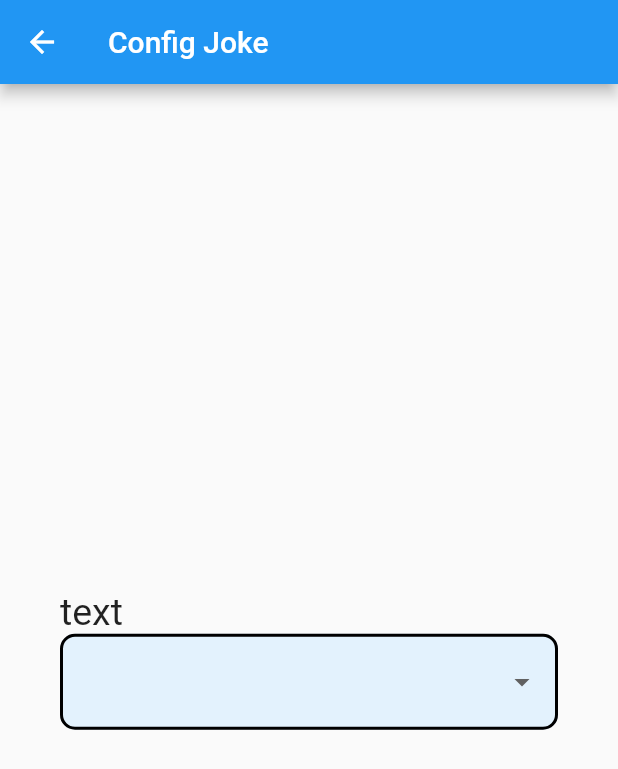
After one commit to DayaMano/demo_app, a Flutter app: the screen it shows after launch, item 2 of the bottom bar chosen, after a tap on "Configuer Joke", on a phone screen of 412 x 824 dp. The commit adds this screen. Shown: the top 769 px of the screen. Run offline on Flutter 3.47's test engine with Material 2 defaults, Android fonts, the phone set to English and light mode, and no system bars; network calls fail.

Commit message:
made page configJoke & route to it

```diff
--- a/lib/my_home_page.dart
+++ b/lib/my_home_page.dart
@@ -1,5 +1,5 @@
 import 'package:flutter/material.dart';
-import 'package:demo_app/screens/joke_screen.dart';
+import 'package:demo_app/screens/joke/joke_screen.dart';
 import 'package:demo_app/screens/login-page/login_page.dart';
 import 'package:demo_app/testing_text.dart';
 import 'package:demo_app/screens/weather_screen.dart';
@@ -14,7 +14,11 @@ class MyHomePage extends StatefulWidget {
 class _MyHomePageState extends State<MyHomePage> {
   int _selectedIndex = 0;
 
-  static const List<Widget> _screenList =  [WeatherScreen(), JokeScreen(), TestingText()] ;
+  static const List<Widget> _screenList = [
+    WeatherScreen(),
+    JokeScreen(),
+    TestingText()
+  ];
 
   _changeScreen(int index) {
     setState(() {
@@ -24,30 +28,27 @@ class _MyHomePageState extends State<MyHomePage> {
 
   @override
   Widget build(BuildContext context) {
-    return const LoginPage();
-    // return Scaffold(
-    //   primary: true,
-    //   appBar: AppBar(
-    //     title: const Text('Daya App Demo'),
-    //   ),
-    //   // body: ,
-    //   body: _screenList.elementAt(_selectedIndex),
-    //   bottomNavigationBar: BottomNavigationBar(
-    //     items: const [
-    //       BottomNavigationBarItem(
-    //         icon: Icon(Icons.sunny),
-    //         label: "Weather",
-    //         backgroundColor: Colors.red
-    //       ),
-    //       BottomNavigationBarItem(
-    //         icon: Icon(Icons.sentiment_satisfied_alt),
-    //         label: "Joke",
-    //         backgroundColor: Colors.red
-    //       ),
-    //     ],
-    //     currentIndex: _selectedIndex,
-    //     onTap: _changeScreen,
-    //   )
-    // );
+    // return const LoginPage();
+    return Scaffold(
+        primary: true,
+        appBar: AppBar(
+          title: const Text('Dayanidhi App Demo'),
+        ),
+        // body: ,
+        body: _screenList.elementAt(_selectedIndex),
+        bottomNavigationBar: BottomNavigationBar(
+          items: const [
+            BottomNavigationBarItem(
+                icon: Icon(Icons.sunny),
+                label: "Weather",
+                backgroundColor: Colors.red),
+            BottomNavigationBarItem(
+                icon: Icon(Icons.sentiment_satisfied_alt),
+                label: "Joke",
+                backgroundColor: Colors.red),
+          ],
+          currentIndex: _selectedIndex,
+          onTap: _changeScreen,
+        ));
   }
 }
--- /dev/null
+++ b/lib/screens/joke/config_joke.dart
@@ -0,0 +1,70 @@
+import 'package:demo_app/utility/title_text.dart';
+import 'package:flutter/material.dart';
+
+class ConfigJoke extends StatefulWidget {
+  const ConfigJoke({Key? key}) : super(key: key);
+
+  @override
+  State<ConfigJoke> createState() => _ConfigJokeState();
+}
+
+class _ConfigJokeState extends State<ConfigJoke> {
+  @override
+  Widget build(BuildContext context) {
+    String? selectedValue;
+    List<DropdownMenuItem<String>> menuItem = const [
+      DropdownMenuItem(
+        value: "India",
+        child: Text('INDIA'),
+      ),
+      DropdownMenuItem(
+        value: "China",
+        child: Text('CHINA'),
+      ),
+      DropdownMenuItem(
+        value: "Japanese",
+        child: Text('JAPANESE'),
+      )
+    ];
+
+    return Scaffold(
+      primary: true,
+      appBar: AppBar(
+        title: const Text('Config Joke'),
+      ),
+      body: Padding(
+        padding: const EdgeInsets.all(40),
+        child: Column(
+          mainAxisAlignment: MainAxisAlignment.center,
+          crossAxisAlignment: CrossAxisAlignment.start,
+          children: [
+            TitleText(text: 'text'),
+            DropdownButtonFormField(
+              decoration: InputDecoration(
+                enabledBorder: OutlineInputBorder(
+                  borderSide: BorderSide(
+                      color: Theme.of(context).primaryColor, width: 2),
+                  borderRadius: BorderRadius.circular(10),
+                ),
+                border: OutlineInputBorder(
+                  borderSide: BorderSide(
+                    color: Theme.of(context).primaryColor,
+                    width: 2,
+                  ),
+                  borderRadius: BorderRadius.circular(20),
+                ),
+                filled: true,
+                fillColor: Theme.of(context).secondaryHeaderColor,
+              ),
+              validator: (value) => value == null ? 'Select value' : null,
+              value: selectedValue,
+              onChanged: (String? newValue) =>
+                  setState(() => selectedValue = newValue!),
+              items: menuItem,
+            ),
+          ],
+        ),
+      ),
+    );
+  }
+}
--- a/lib/screens/joke_screen.dart
+++ b/lib/screens/joke/joke_screen.dart
@@ -1,6 +1,8 @@
 import 'package:flutter/material.dart';
 import 'dart:convert' as convert;
 import 'package:http/http.dart' as http;
+
+import 'config_joke.dart';
 
 class JokeScreen extends StatefulWidget {
   const JokeScreen({Key? key}) : super(key: key);
@@ -49,7 +51,14 @@ class _JokeScreenState extends State<JokeScreen> {
               ),
             ),
           ),
-          ElevatedButton(onPressed: _getJoke, child: const Text('Get Joke'))
+          ElevatedButton(onPressed: _getJoke, child: const Text('Get Joke')),
+          TextButton(
+            onPressed: () {
+              Navigator.push(context,
+                  MaterialPageRoute(builder: (context) => const ConfigJoke()));
+            },
+            child: const Text('Configuer Joke'),
+          )
         ],
       ),
     );
--- /dev/null
+++ b/lib/utility/title_text.dart
@@ -0,0 +1,14 @@
+import 'package:flutter/material.dart';
+
+class TitleText extends StatelessWidget {
+  TitleText({Key? key, required this.text}) : super(key: key);
+  String text;
+
+  @override
+  Widget build(BuildContext context) {
+    return Text(
+      text,
+      style: const TextStyle(fontSize: 25),
+    );
+  }
+}
```
